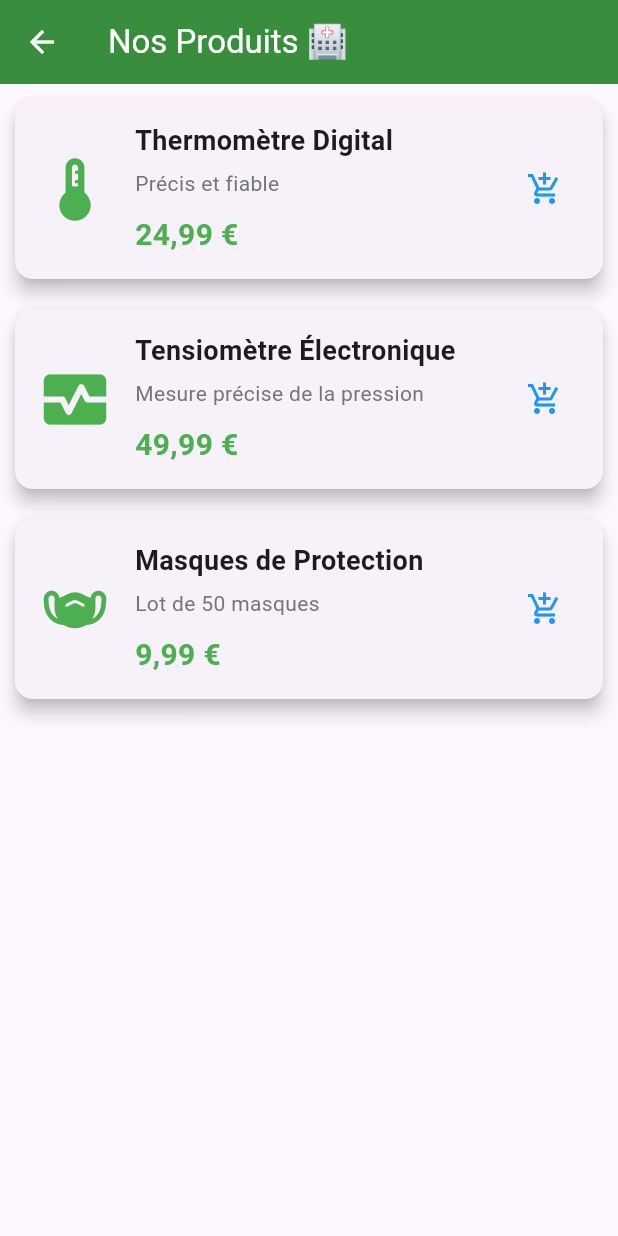
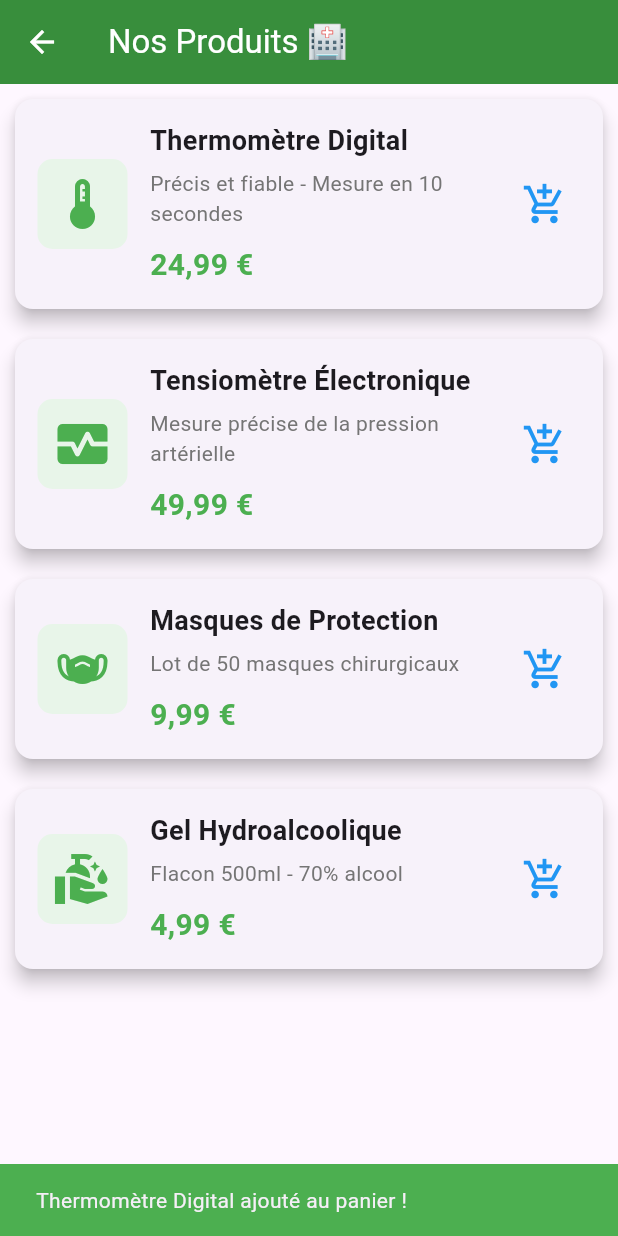
Before and after one commit to TOUGMA07/santte_market, a Flutter app: the ProductsScreen screen opened directly, after a tap on the "add shopping cart" icon, on a phone screen of 412 x 824 dp. Run offline on Flutter 3.47's test engine with Material 3 defaults, Android fonts, the phone set to English and light mode, and no system bars.

Commit message:
Mise à jour du fichier products_screen.dart

```diff
--- a/lib/screens/products_screen.dart
+++ b/lib/screens/products_screen.dart
@@ -1,7 +1,18 @@
 import 'package:flutter/material.dart';
+import '../widgets/product_card.dart'; // Import du nouveau widget
 
 class ProductsScreen extends StatelessWidget {
   const ProductsScreen({super.key});
+
+  void _showAddedToCartMessage(BuildContext context, String productName) {
+    ScaffoldMessenger.of(context).showSnackBar(
+      SnackBar(
+        content: Text('$productName ajouté au panier !'),
+        duration: const Duration(seconds: 2),
+        backgroundColor: Colors.green,
+      ),
+    );
+  }
 
   @override
   Widget build(BuildContext context) {
@@ -13,101 +24,44 @@ class ProductsScreen extends StatelessWidget {
       ),
       body: ListView(
         children: [
-          // Carte produit 1
-          _buildProductCard(
+          ProductCard(
             name: 'Thermomètre Digital',
             price: '24,99 €',
-            image: Icons.thermostat,
-            description: 'Précis et fiable',
+            icon: Icons.thermostat,
+            description: 'Précis et fiable - Mesure en 10 secondes',
+            onAddToCart: () {
+              _showAddedToCartMessage(context, 'Thermomètre Digital');
+            },
           ),
-          // Carte produit 2
-          _buildProductCard(
+          ProductCard(
             name: 'Tensiomètre Électronique',
             price: '49,99 €',
-            image: Icons.monitor_heart,
-            description: 'Mesure précise de la pression',
+            icon: Icons.monitor_heart,
+            description: 'Mesure précise de la pression artérielle',
+            onAddToCart: () {
+              _showAddedToCartMessage(context, 'Tensiomètre Électronique');
+            },
           ),
-          // Carte produit 3
-          _buildProductCard(
+          ProductCard(
             name: 'Masques de Protection',
             price: '9,99 €',
-            image: Icons.masks,
-            description: 'Lot de 50 masques',
+            icon: Icons.masks,
+            description: 'Lot de 50 masques chirurgicaux',
+            onAddToCart: () {
+              _showAddedToCartMessage(context, 'Masques de Protection');
+            },
+          ),
+          ProductCard(
+            name: 'Gel Hydroalcoolique',
+            price: '4,99 €',
+            icon: Icons.clean_hands,
+            description: 'Flacon 500ml - 70% alcool',
+            onAddToCart: () {
+              _showAddedToCartMessage(context, 'Gel Hydroalcoolique');
+            },
           ),
         ],
       ),
     );
   }
-
-  // Méthode pour construire une carte produit (Widget réutilisable)
-  Widget _buildProductCard({
-    required String name,
-    required String price,
-    required IconData image,
-    required String description,
-  }) {
-    return Card(
-      margin: const EdgeInsets.all(10),
-      elevation: 5,
-      child: Padding(
-        padding: const EdgeInsets.all(15),
-        child: Row(
-          children: [
-            // Icône du produit
-            Icon(
-              image,
-              size: 50,
-              color: Colors.green,
-            ),
-            const SizedBox(width: 15),
-            // Informations du produit
-            Expanded(
-              child: Column(
-                crossAxisAlignment: CrossAxisAlignment.start,
-                children: [
-                  Text(
-                    name,
-                    style: const TextStyle(
-                      fontSize: 18,
-                      fontWeight: FontWeight.bold,
-                    ),
-                  ),
-                  const SizedBox(height: 5),
-                  Text(
-                    description,
-                    style: TextStyle(
-                      fontSize: 14,
-                      color: Colors.grey[600],
-                    ),
-                  ),
-                  const SizedBox(height: 10),
-                  Text(
-                    price,
-                    style: const TextStyle(
-                      fontSize: 20,
-                      fontWeight: FontWeight.bold,
-                      color: Colors.green,
-                    ),
-                  ),
-                ],
-              ),
-            ),
-            // Bouton d'action
-            IconButton(
-              onPressed: () {
-                print('Ajouter au panier: $name');
-              },
-              icon: const Icon(Icons.add_shopping_cart),
-              color: Colors.blue,
-            ),
-          ],
-        ),
-      ),
-    );
-  }
 }
-// ListView : Crée une liste défilante
-
-// Card : Carte avec effet d'élévation
-
-// _buildProductCard : Méthode privée réutilisable (le _ signifie privé)
```
Also changed, not shown: lib/widgets/product_card.dart (renamed from lib/widgets/product_cart.dart).
